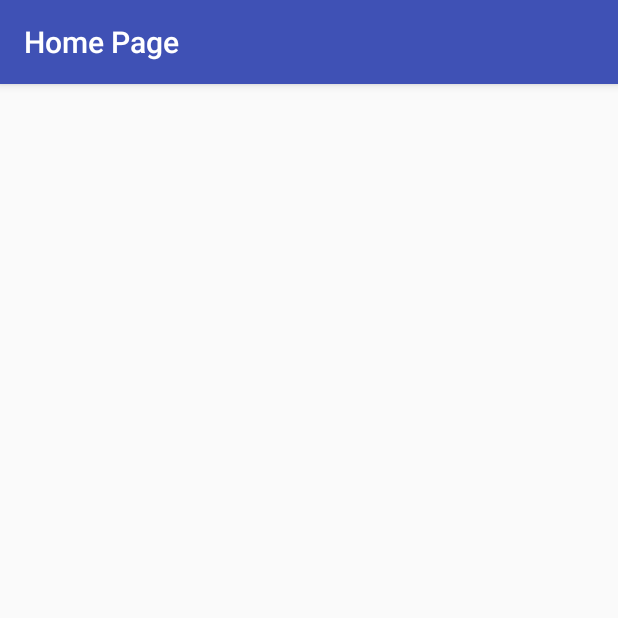
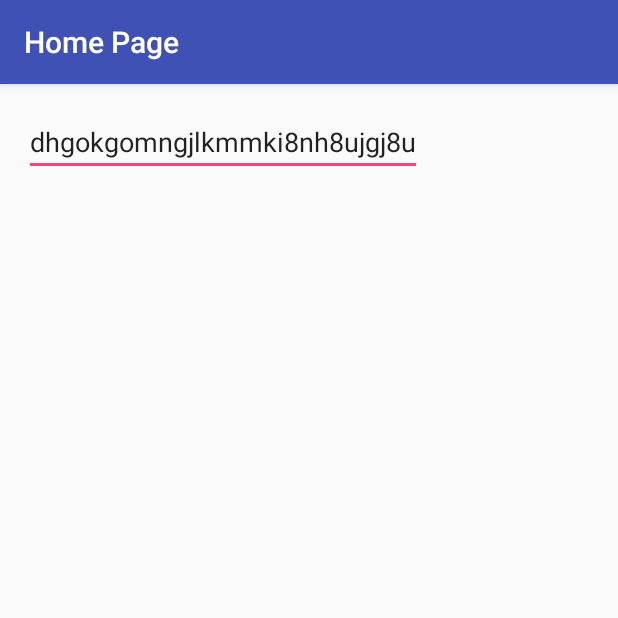
Before and after one commit to svalekhya/Demo-app, an Android app: the ProfileActivity screen opened directly, with no data from a screen before it, on a phone screen of 412 x 824 dp, the top half of it. Run offline under Robolectric (Android 15) with nearby library versions, the phone set to English and light mode, and no system bars.

Commit message:
Profile edit

```diff
--- a/app/src/main/res/layout/activity_profile.xml
+++ b/app/src/main/res/layout/activity_profile.xml
@@ -10,4 +10,9 @@
     android:paddingTop="@dimen/activity_vertical_margin"
     tools:context="youngindia.homepage.ProfileActivity">
 
+    <EditText
+        android:layout_width="wrap_content"
+        android:layout_height="wrap_content"
+        android:text="dhgokgomngjlkmmki8nh8ujgj8u" />
+
 </RelativeLayout>
```
